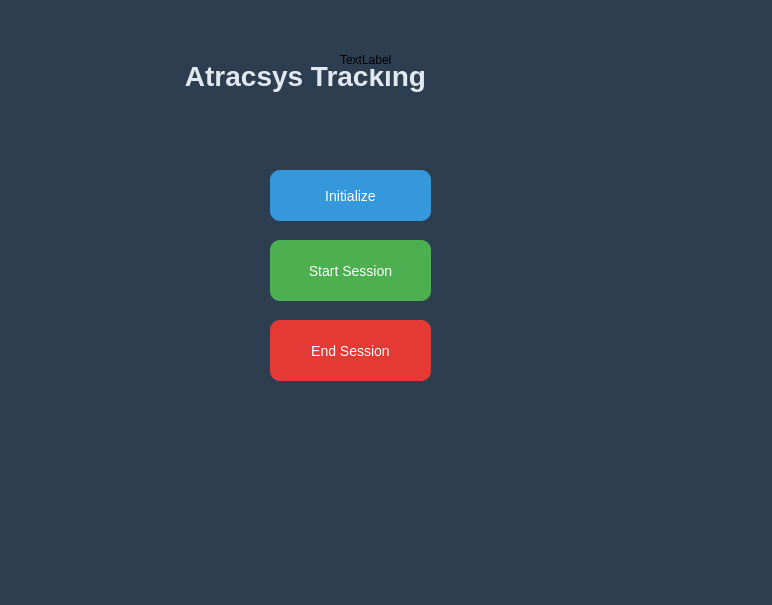
Old version of the form mainwindow.ui in the repository sabarim-arch/qt-atracsys-project.
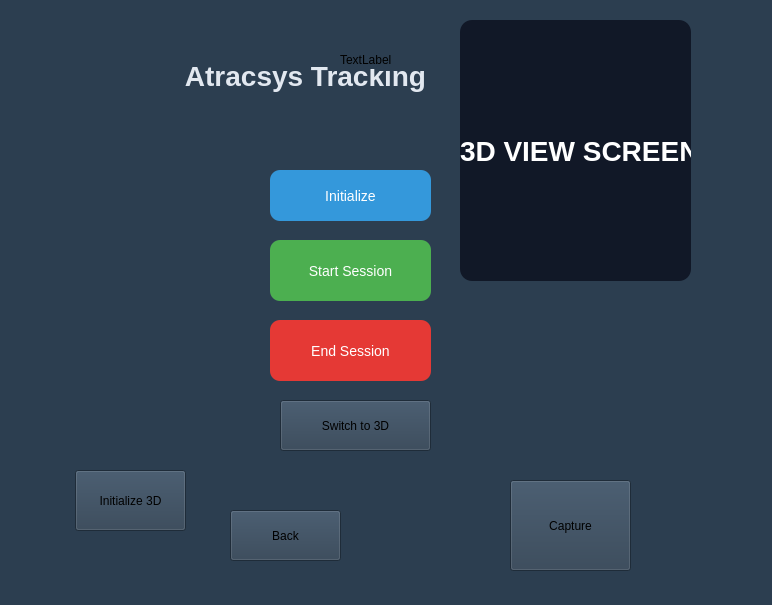
New version of the form.

```diff
--- a/mainwindow.ui
+++ b/mainwindow.ui
@@ -126,6 +126,78 @@
      <string>TextLabel</string>
     </property>
    </widget>
+   <widget class="QPushButton" name="switch3DButton">
+    <property name="geometry">
+     <rect>
+      <x>280</x>
+      <y>400</y>
+      <width>151</width>
+      <height>51</height>
+     </rect>
+    </property>
+    <property name="text">
+     <string>Switch to 3D</string>
+    </property>
+   </widget>
+   <widget class="QLabel" name="threeDViewLabel">
+    <property name="geometry">
+     <rect>
+      <x>460</x>
+      <y>20</y>
+      <width>231</width>
+      <height>261</height>
+     </rect>
+    </property>
+    <property name="styleSheet">
+     <string notr="true">background-color: #111827;
+color: white;
+font-size: 28px;
+font-weight: bold;
+border-radius: 12px;</string>
+    </property>
+    <property name="text">
+     <string>3D VIEW SCREEN</string>
+    </property>
+   </widget>
+   <widget class="QPushButton" name="backButton">
+    <property name="geometry">
+     <rect>
+      <x>230</x>
+      <y>510</y>
+      <width>111</width>
+      <height>51</height>
+     </rect>
+    </property>
+    <property name="text">
+     <string>Back</string>
+    </property>
+   </widget>
+   <widget class="QPushButton" name="captureButton">
+    <property name="geometry">
+     <rect>
+      <x>510</x>
+      <y>480</y>
+      <width>121</width>
+      <height>91</height>
+     </rect>
+    </property>
+    <property name="text">
+     <string>Capture</string>
+    </property>
+   </widget>
+   <widget class="QPushButton" name="init3DButton">
+    <property name="geometry">
+     <rect>
+      <x>75</x>
+      <y>470</y>
+      <width>111</width>
+      <height>61</height>
+     </rect>
+    </property>
+    <property name="text">
+     <string>Initialize 3D</string>
+    </property>
+   </widget>
   </widget>
   <widget class="QMenuBar" name="menubar">
    <property name="geometry">
```
